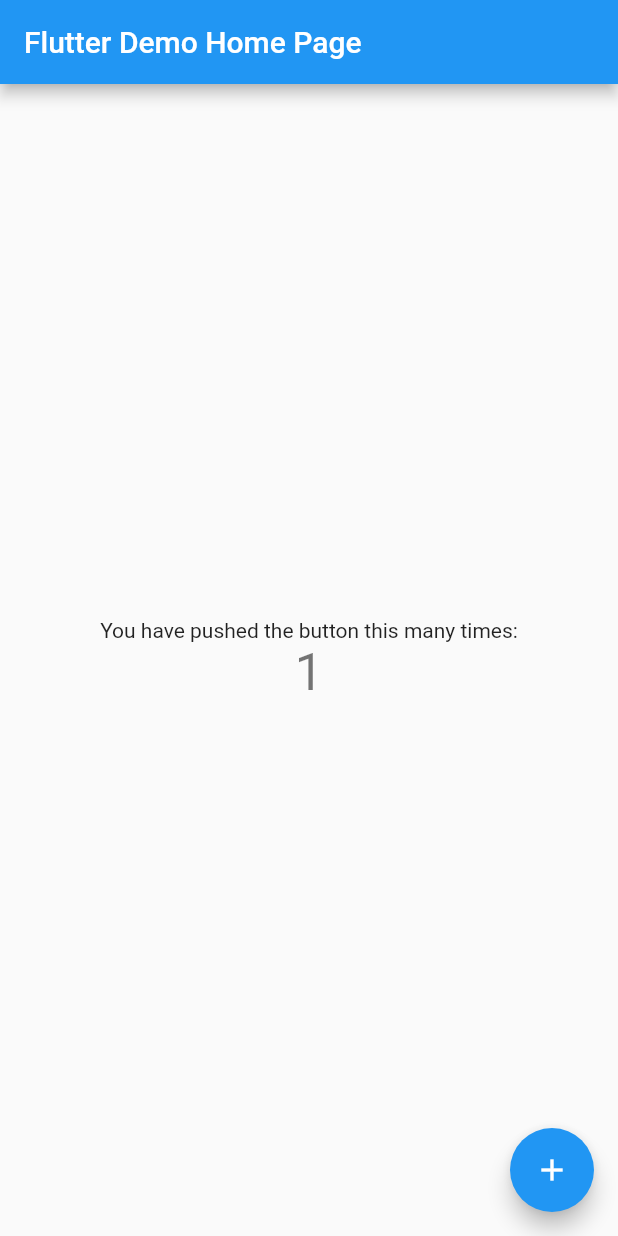
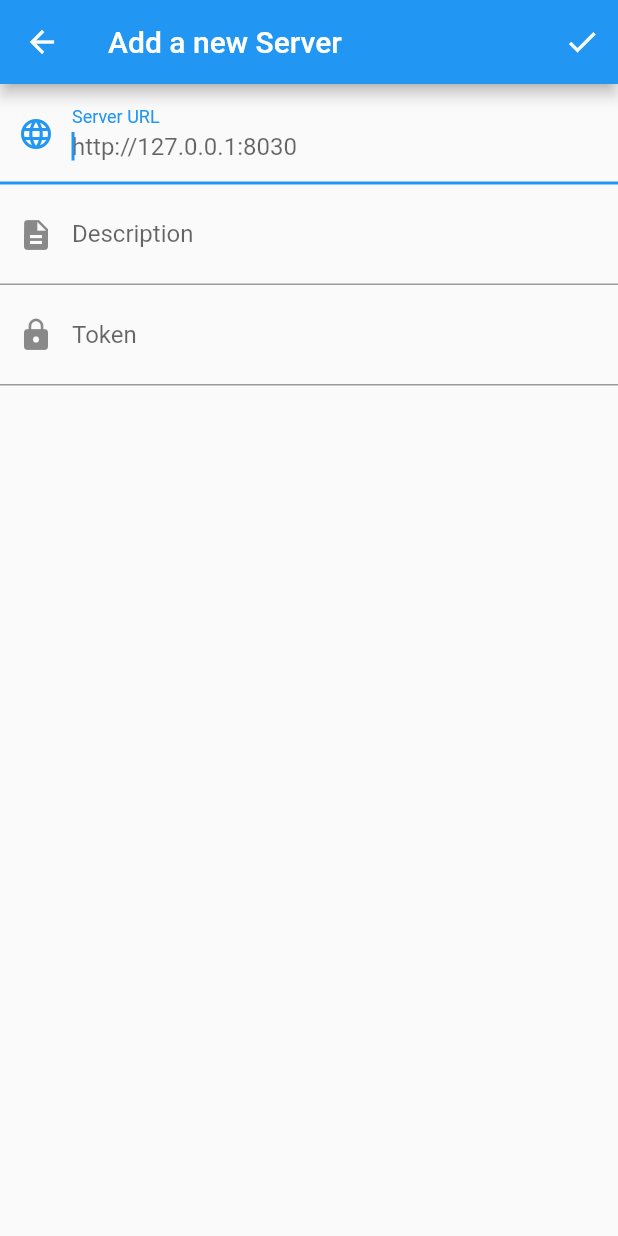
Before and after one commit to rabbit-digger/flutter, a Flutter app: the screen it shows after launch, after a tap on the "add" icon, on a phone screen of 412 x 824 dp. Run offline on Flutter 3.47's test engine with Material 2 defaults, Android fonts, the phone set to English and light mode, and no system bars; our stand-ins replace shared_preferences.

Commit message:
feat: add server selector

```diff
--- a/lib/main.dart
+++ b/lib/main.dart
@@ -1,4 +1,10 @@
 import 'package:flutter/material.dart';
+import 'package:provider/provider.dart';
+import 'package:rdp_flutter/pages/server_selector.dart';
+import 'package:rdp_flutter/provider/rdp_model.dart';
+import 'package:shared_preferences/shared_preferences.dart';
+
+final globalPrefs = SharedPreferences.getInstance();
 
 void main() {
   runApp(const MyApp());
@@ -24,7 +30,10 @@
         // is not restarted.
         primarySwatch: Colors.blue,
       ),
-      home: const MyHomePage(title: 'Flutter Demo Home Page'),
+      home: ServerSelector(
+          child: ChangeNotifierProvider(
+              create: (context) => RDPModel("hello world from root"),
+              child: const MyHomePage(title: 'Flutter Demo Home Page'))),
     );
   }
 }
@@ -50,7 +59,22 @@
 class _MyHomePageState extends State<MyHomePage> {
   int _counter = 0;
 
-  void _incrementCounter() {
+  @override
+  void initState() {
+    super.initState();
+    _loadCounter();
+  }
+
+  //Loading counter value on start
+  void _loadCounter() async {
+    final prefs = await globalPrefs;
+    setState(() {
+      _counter = (prefs.getInt('counter') ?? 0);
+    });
+  }
+
+  void _incrementCounter() async {
+    final prefs = await globalPrefs;
     setState(() {
       // This call to setState tells the Flutter framework that something has
       // changed in this State, which causes it to rerun the build method below
@@ -58,6 +82,7 @@
       // _counter without calling setState(), then the build method would not be
       // called again, and so nothing would appear to happen.
       _counter++;
+      prefs.setInt('counter', _counter);
     });
   }
 
@@ -69,6 +94,7 @@
     // The Flutter framework has been optimized to make rerunning build methods
     // fast, so that you can just rebuild anything that needs updating rather
     // than having to individually change instances of widgets.
+    return Consumer<RDPModel>(builder: (context, rdp, child) {
       return Scaffold(
         appBar: AppBar(
           // Here we take the value from the MyHomePage object that was created by
@@ -102,6 +128,7 @@
                 '$_counter',
                 style: Theme.of(context).textTheme.headline4,
               ),
+              Text('Content: ' + rdp.content),
             ],
           ),
         ),
@@ -111,5 +138,6 @@
           child: const Icon(Icons.add),
         ), // This trailing comma makes auto-formatting nicer for build methods.
       );
+    });
   }
 }
--- /dev/null
+++ b/lib/pages/model.dart
@@ -0,0 +1,82 @@
+import 'dart:convert';
+
+import 'package:flutter/foundation.dart';
+import 'package:shared_preferences/shared_preferences.dart';
+
+const String serverKey = 'server_list';
+
+class ServerItem {
+  String? description;
+  String url;
+  String? token;
+
+  ServerItem({required this.url, this.description, this.token});
+
+  ServerItem.fromJson(Map<String, dynamic> json)
+      : description = json['description'],
+        url = json['url'],
+        token = json['token'];
+
+  Map<String, dynamic> toJson() => {
+        'description': description,
+        'url': url,
+        'token': token,
+      };
+
+  String title() {
+    return isEmpty(description) ? url : description!;
+  }
+
+  String subtitle() {
+    return isEmpty(description) ? '' : url;
+  }
+
+  String inlineDescription() {
+    return isEmpty(description) ? url : '$description($url)';
+  }
+}
+
+class ServerList {
+  final List<ServerItem> items;
+
+  ServerList(this.items);
+
+  static ServerList fromJson(String text) {
+    try {
+      Iterable l = json.decode(text);
+      final items =
+          List<ServerItem>.from(l.map((model) => ServerItem.fromJson(model)));
+      return ServerList(items);
+    } catch (e) {
+      if (kDebugMode) {
+        print('ServerList.fromJson: $e');
+      }
+      return ServerList([]);
+    }
+  }
+
+  List<ServerItem> toJson() => items;
+
+  add(ServerItem i) async {
+    items.add(i);
+    return await save();
+  }
+
+  remove(ServerItem i) async {
+    items.remove(i);
+    return await save();
+  }
+
+  static Future<ServerList> load() async {
+    final prefs = await SharedPreferences.getInstance();
+    final items = ServerList.fromJson(prefs.getString(serverKey) ?? '[]');
+    return items;
+  }
+
+  save() async {
+    final prefs = await SharedPreferences.getInstance();
+    prefs.setString(serverKey, json.encode(this));
+  }
+}
+
+bool isEmpty(String? s) => s?.isEmpty ?? true;
--- /dev/null
+++ b/lib/pages/server_selector.dart
@@ -0,0 +1,187 @@
+import 'package:flutter/material.dart';
+import 'package:rdp_flutter/pages/model.dart';
+
+class ServerSelector extends StatefulWidget {
+  const ServerSelector({Key? key, required this.child}) : super(key: key);
+  final Widget? child;
+
+  @override
+  State<StatefulWidget> createState() => ServerSelectorState();
+}
+
+class ServerSelectorState extends State<ServerSelector> {
+  ServerList? _servers;
+
+  void _load() async {
+    final items = await ServerList.load();
+    setState(() {
+      _servers = items;
+    });
+  }
+
+  @override
+  void initState() {
+    super.initState();
+    _load();
+  }
+
+  @override
+  Widget build(BuildContext context) {
+    final items = _servers?.items ?? [];
+    return Scaffold(
+      appBar: AppBar(
+        title: const Text("Select a Server"),
+      ),
+      body: ListView.builder(
+        itemCount: items.length,
+        itemBuilder: (context, index) {
+          return _buildItem(items[index]);
+        },
+      ),
+      floatingActionButton: FloatingActionButton(
+        onPressed: _pushAddTodoScreen,
+        tooltip: 'New Server',
+        child: const Icon(Icons.add),
+      ),
+    );
+  }
+
+  Widget _buildItem(ServerItem item) {
+    return ListTile(
+      title: Text(item.title()),
+      subtitle: Text(item.subtitle()),
+      trailing: IconButton(
+        icon: const Icon(Icons.delete),
+        onPressed: () => _remove(item),
+      ),
+    );
+  }
+
+  void _pushAddTodoScreen() {
+    Navigator.of(context).push(
+        // MaterialPageRoute will automatically animate the screen entry, as well
+        // as adding a back button to close it
+        MaterialPageRoute(builder: (context) {
+      return ServerForm(onSubmit: _add);
+    }));
+  }
+
+  void _add(ServerItem i) {
+    setState(() {
+      _servers?.add(i);
+    });
+  }
+
+  void _removeItem(ServerItem i) {
+    setState(() {
+      _servers?.remove(i);
+    });
+  }
+
+  _remove(ServerItem i) {
+    AlertDialog alert = AlertDialog(
+      title: const Text("You are going to remove this server"),
+      content: Text(
+          "Are you sure to remove ${i.inlineDescription()}? This action cannot be undone."),
+      actions: [
+        TextButton(
+          child: const Text("Cancel"),
+          onPressed: () {
+            Navigator.of(context).pop();
+          },
+        ),
+        TextButton(
+          child: const Text("Remove"),
+          onPressed: () {
+            _removeItem(i);
+            Navigator.of(context).pop();
+          },
+        ),
+      ],
+    );
+
+    showDialog(
+      context: context,
+      builder: (BuildContext context) {
+        return alert;
+      },
+    );
+  }
+}
+
+class ServerForm extends StatefulWidget {
+  const ServerForm({Key? key, this.formdata, required this.onSubmit})
+      : super(key: key);
+  final void Function(ServerItem) onSubmit;
+  final ServerItem? formdata;
+
+  @override
+  State<StatefulWidget> createState() => ServerFormState();
+}
+
+class ServerFormState extends State<ServerForm> {
+  ServerFormState();
+  late ServerItem formdata = widget.formdata ?? ServerItem(url: '');
+  final _formKey = GlobalKey<FormState>();
+
+  _submit() {
+    if (_formKey.currentState!.validate()) {
+      _formKey.currentState!.save();
+      widget.onSubmit(formdata);
+      Navigator.pop(context);
+    }
+  }
+
+  @override
+  Widget build(BuildContext context) {
+    return Scaffold(
+        appBar: AppBar(
+          title: const Text('Add a new Server'),
+          actions: <Widget>[
+            IconButton(
+              icon: const Icon(Icons.check),
+              tooltip: 'Add',
+              onPressed: _submit,
+            )
+          ],
+        ),
+        body: Form(
+            key: _formKey,
+            child: Column(children: <Widget>[
+              TextFormField(
+                decoration: const InputDecoration(
+                    labelText: 'Server URL',
+                    hintText: 'http://127.0.0.1:8030',
+                    contentPadding: EdgeInsets.all(16.0),
+                    prefixIcon: Icon(Icons.language)),
+                autofocus: true,
+                validator: (value) {
+                  if (value?.isEmpty ?? true) {
+                    return 'Please enter URL';
+                  }
+                  return null;
+                },
+                onSaved: (v) => formdata.url = v ?? '',
+              ),
+              TextFormField(
+                decoration: const InputDecoration(
+                    labelText: 'Description',
+                    hintText: 'Server1',
+                    contentPadding: EdgeInsets.all(16.0),
+                    prefixIcon: Icon(Icons.description)),
+                onSaved: (v) => formdata.description = v ?? '',
+              ),
+              TextFormField(
+                decoration: const InputDecoration(
+                    labelText: 'Token',
+                    hintText: 'A very secret token',
+                    contentPadding: EdgeInsets.all(16.0),
+                    prefixIcon: Icon(Icons.lock)),
+                obscureText: true,
+                textInputAction: TextInputAction.done,
+                onSaved: (v) => formdata.token = v ?? '',
+                onFieldSubmitted: (_) => _submit(),
+              )
+            ])));
+  }
+}
--- /dev/null
+++ b/lib/provider/rdp_model.dart
@@ -0,0 +1,10 @@
+import 'package:flutter/foundation.dart';
+import 'package:provider/provider.dart';
+
+class RDPModel extends ChangeNotifier {
+  final String _content;
+  String get content => _content;
+  RDPModel(String content)
+      : _content = content,
+        super();
+}
--- a/pubspec.yaml
+++ b/pubspec.yaml
@@ -34,6 +34,8 @@
   # The following adds the Cupertino Icons font to your application.
   # Use with the CupertinoIcons class for iOS style icons.
   cupertino_icons: ^1.0.2
+  shared_preferences: ^2.0.13
+  provider: ^6.0.2
 
 dev_dependencies:
   flutter_test:
```
Also changed, not shown: pubspec.lock. Lines whose indentation alone changed are shown as unchanged.
